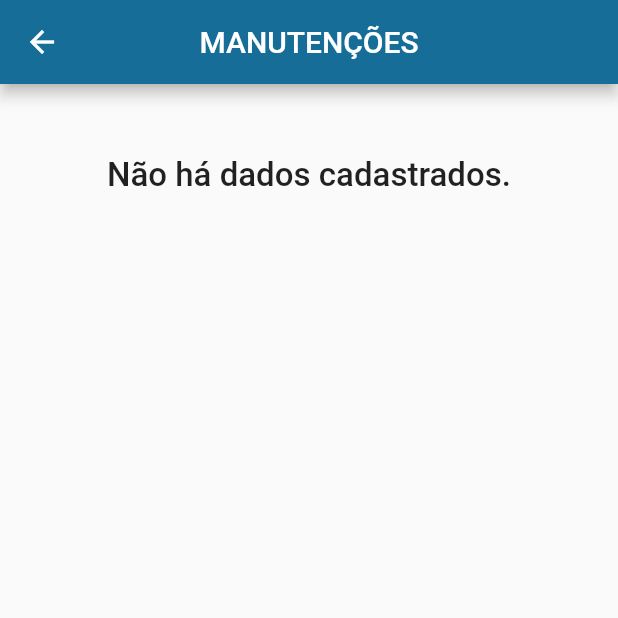
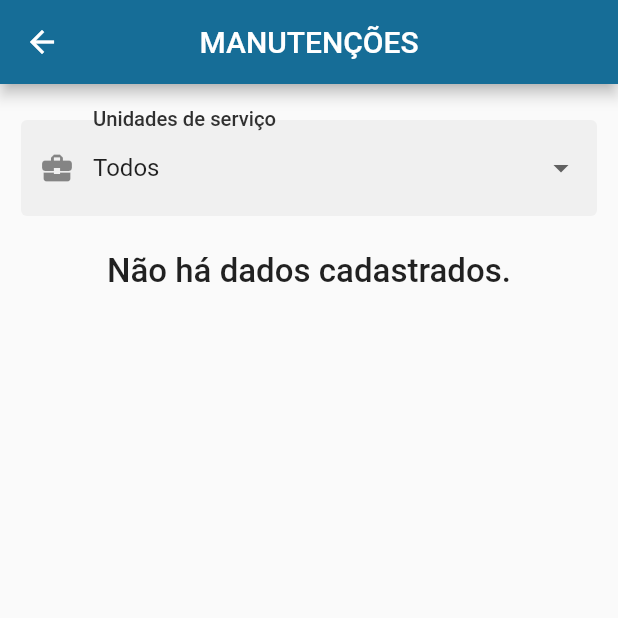
Before and after one commit to matheusmota3242/tirol_office_mobile_app, a Flutter app: the MaintenanceListScreen screen opened directly, on a phone screen of 412 x 824 dp, the top half of it. Run offline on Flutter 3.47's test engine with Material 2 defaults, Android fonts, the phone set to English and light mode, and no system bars; our stand-ins replace cloud_firestore, email_validator, firebase_auth, firebase_core, flutter_mobx, mobx and 1 more; accounts and stored records are empty; generated files the repository leaves out were written again.

Commit message:
filtrando manutençoes por unidade de serviço

```diff
--- a/lib/service/service_unit_service.dart
+++ b/lib/service/service_unit_service.dart
@@ -1,6 +1,7 @@
 import 'package:cloud_firestore/cloud_firestore.dart';
 import 'package:tirol_office_mobile_app/model/service_unit.dart';
 import 'package:tirol_office_mobile_app/service/abstract_service.dart';
+import 'package:tirol_office_mobile_app/utils/constants.dart';
 
 class ServiceUnitService implements AbstractService<ServiceUnit> {
   static final collection = FirebaseFirestore.instance.collection('units');
@@ -23,7 +24,10 @@ class ServiceUnitService implements AbstractService<ServiceUnit> {
     return await collection.get();
   }
 
-  getNameById(String id, List<ServiceUnit> units) {
-    return units.firstWhere((unit) => unit.id == id);
+  static String getIdByName(String name, List<ServiceUnit> units) {
+    if (Constants.allItemsText == name) {
+      return name;
+    }
+    return units.firstWhere((unit) => unit.name == name).id;
   }
 }
--- a/lib/view/screen/maintenance/maintenance_list_screen.dart
+++ b/lib/view/screen/maintenance/maintenance_list_screen.dart
@@ -39,7 +39,7 @@ class MaintenanceListScreenState extends State<MaintenanceListScreen> {
       units = queryResult.docs
           .map((doc) => ServiceUnit.fromJson(doc.data(), doc.id))
           .toList();
-      unitIds.addAll(units.map((u) => u.id).toList());
+      unitIds.addAll(units.map((u) => u.name).toList());
     }
 
     loadingMobx.setLoading(false);
@@ -58,30 +58,31 @@ class MaintenanceListScreenState extends State<MaintenanceListScreen> {
             return UtilsWidget.loading;
           } else {
             return Padding(
-              padding: const EdgeInsets.all(24.0),
+              padding: const EdgeInsets.only(top: 24),
               child: ListView(
                 children: [
-                  // DropdownButtonFormField(
-                  //     value: 'Todos',
-                  //     decoration: const InputDecoration(
-                  //       labelText: 'Provedores de serviço',
-                  //       labelStyle: MyTheme.labelStyle,
-                  //       filled: true,
-                  //       prefixIcon: Icon(Icons.business_center),
-                  //       border: OutlineInputBorder(
-                  //         borderSide: BorderSide.none,
-                  //       ),
-                  //     ),
-                  //     items: unitIds
-                  //         .map((unitId) => DropdownMenuItem(
-                  //               value: unitId,
-                  //               child: Text(
-                  //                   unitService.getNameById(unitId, units)),
-                  //             ))
-                  //         .toList(),
-                  //     onChanged: (value) {
-                  //       serviceUnitParamMobx.setValue(value!);
-                  //     }),
+                  Padding(
+                    padding: const EdgeInsets.symmetric(horizontal: 14),
+                    child: DropdownButtonFormField(
+                        value: Constants.allItemsText,
+                        decoration: const InputDecoration(
+                          labelText: 'Unidades de serviço',
+                          labelStyle: MyTheme.labelStyle,
+                          filled: true,
+                          prefixIcon: Icon(Icons.business_center),
+                          border: OutlineInputBorder(
+                            borderSide: BorderSide.none,
+                          ),
+                        ),
+                        items: unitIds
+                            .map((unitId) => DropdownMenuItem(
+                                value: unitId, child: Text(unitId)))
+                            .toList(),
+                        onChanged: (value) {
+                          value = ServiceUnitService.getIdByName(value!, units);
+                          serviceUnitParamMobx.setValue(value);
+                        }),
+                  ),
                   const SizedBox(
                     height: 24.0,
                   ),
@@ -94,12 +95,16 @@ class MaintenanceListScreenState extends State<MaintenanceListScreen> {
                             case ConnectionState.active:
                               if (snapshot.hasData &&
                                   snapshot.data!.docs.isNotEmpty) {
-                                List<Maintenance> maintenances = snapshot
+                                List<Maintenance>? maintenances = snapshot
                                     .data!.docs
                                     .map((doc) => Maintenance.fromJson(
-                                        doc.data(), doc.id))
+                                        MaintenanceService
+                                            .convertTimestampToDateTime(
+                                                doc.data()),
+                                        doc.id))
                                     .toList();
                                 return ListView.builder(
+                                    shrinkWrap: true,
                                     itemCount: maintenances.length,
                                     itemBuilder: (context, index) => ListTile(
                                           title: Text(maintenances[index].id),
```
